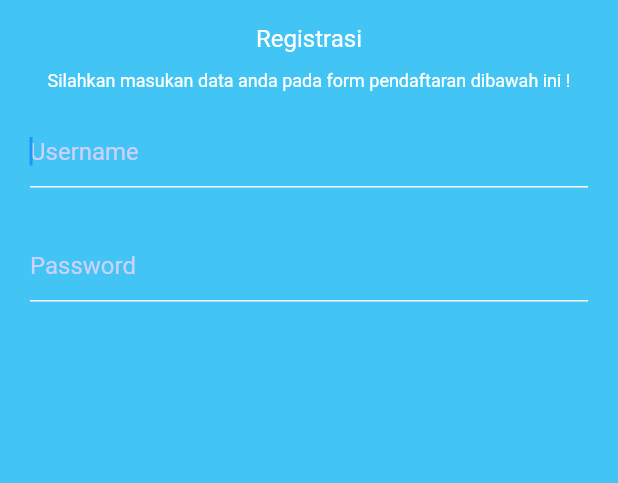
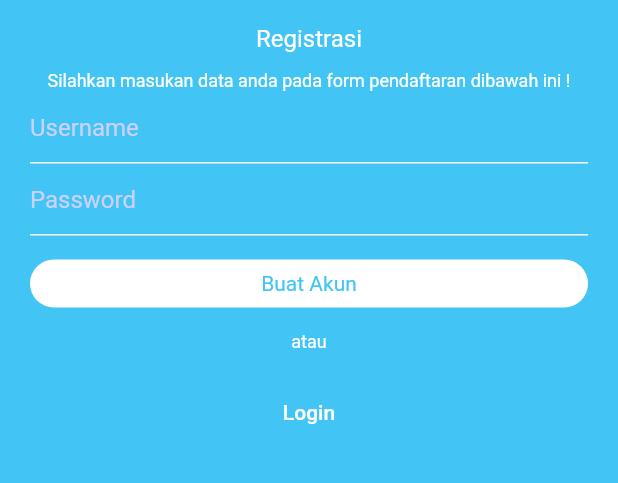
Before and after one commit to oyasuryana/app_posyandu, a Flutter app: the screen it shows after launch, after a tap on "Register", on a phone screen of 412 x 824 dp, the part 255-738 px from its top. Run offline on Flutter 3.47's test engine with Material 2 defaults, Android fonts, the phone set to English and light mode, and no system bars.

Commit message:
finish view login dan register

```diff
--- a/lib/constants.dart
+++ b/lib/constants.dart
@@ -3,7 +3,7 @@ import 'package:flutter/material.dart';
 class ColorPalette{
 
   static const primaryColor     = Color(0xff42c5f5);
-  static const primaryDarkColor = Color(0xff607cbf);
+  static const primaryDarkColor = Color(0xffDEDEDE);
   static const underLineTextField = Colors.white;
   static const hintColor = Color(0xffccd1ff);
 
--- a/lib/screens/login_views.dart
+++ b/lib/screens/login_views.dart
@@ -74,7 +74,7 @@ Widget _userField() {
           hintStyle: TextStyle(color: ColorPalette.hintColor),
         ),
         style: const TextStyle(color: Colors.white),
-        autofocus: true,
+        autofocus: false,
       ),
     ],
   );
@@ -129,8 +129,9 @@ Widget _buildButton(BuildContext) {
           fontSize: 12.0,
         ),
       ),
+      const Padding(padding: EdgeInsets.only(top:16.0),),
       // ignore: deprecated_member_use
-      FlatButton(
+      TextButton(
         child: const Text(
           "Register",
           style: TextStyle(color: Colors.white),
--- a/lib/screens/register_view.dart
+++ b/lib/screens/register_view.dart
@@ -23,7 +23,7 @@ class _RegisterPageState extends State<RegisterPage> {
           _titleDescription(),
           _usernameField(),
           _passwordField(),
-  //      _buildButton(context)
+          _buildButton(context)
         ],
       ),
     ));
@@ -64,7 +64,6 @@ Widget _titleDescription() {
 
 Widget _usernameField() {
   return Column(children: <Widget>[
-    const Padding(padding: EdgeInsets.only(top: 16.0)),
     TextFormField(
       decoration: const InputDecoration(
           border: UnderlineInputBorder(),
@@ -82,16 +81,14 @@ Widget _usernameField() {
           hintText: 'Username',
           hintStyle: TextStyle(color: ColorPalette.hintColor)),
       style: const TextStyle(color: Colors.white),
-      autofocus: true,
+      autofocus: false,
     ),
-    const Padding(padding: EdgeInsets.only(top: 12.0)),
   ]);
 }
 
 Widget _passwordField() {
   return Column(
     children: <Widget>[
-    const Padding(padding: EdgeInsets.only(top: 16.0)),
       TextFormField(
         decoration: const InputDecoration(
           border: UnderlineInputBorder(),
@@ -112,7 +109,45 @@ Widget _passwordField() {
   );
 }
 
-/*
-Widget _buildButton(BuildContext){
-
-}*/
+Widget _buildButton(BuildContext context) {
+  return Column(
+    children: <Widget>[
+      const Padding(padding: EdgeInsets.only(top: 16.0)),
+      InkWell(
+        child: Container(
+          padding: const EdgeInsets.symmetric(vertical: 8.0),
+          width: double.infinity,
+          child: const Text(
+            'Buat Akun',
+            style: TextStyle(color: ColorPalette.primaryColor),
+            textAlign: TextAlign.center,
+          ),
+          decoration: BoxDecoration(
+            color: Colors.white,
+            borderRadius: BorderRadius.circular(30.0),
+          ),
+        ),
+      ),
+      Padding(
+        padding: EdgeInsets.only(top:16.0)
+      ),
+      Text(
+        'atau',
+       style: TextStyle(
+        color: Colors.white,
+        fontSize:12.0
+       ),
+      ),
+      const Padding(padding: EdgeInsets.only(top:16.0),),
+      TextButton(
+        child: Text(
+          'Login',
+          style: TextStyle(color: Colors.white),
+        ),
+        onPressed: (){
+          Navigator.pushNamed(context, "/");
+        },
+      )
+    ],
+  );
+}
```
